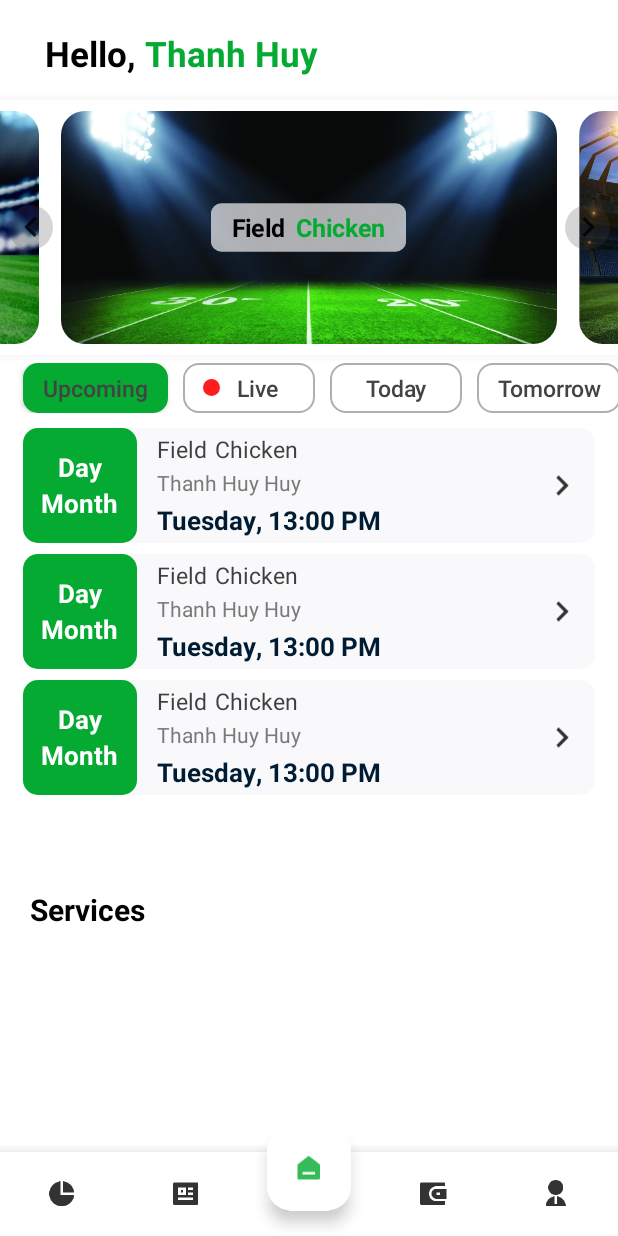
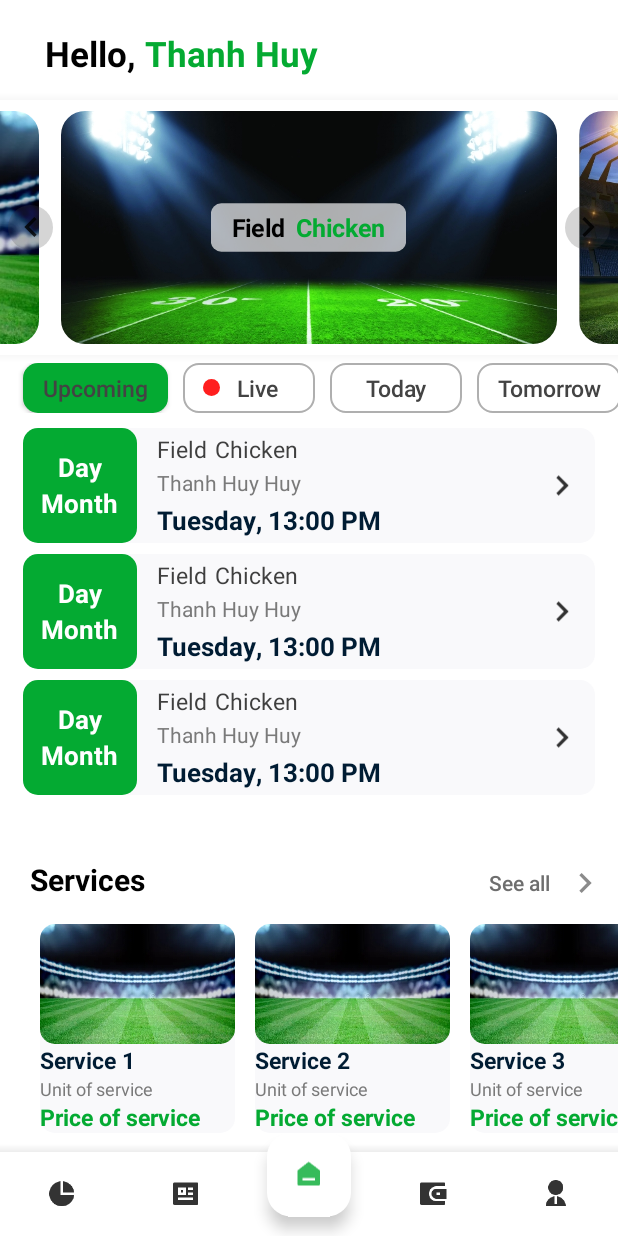
Before and after one commit to chickenHuy/MiniSoccerFieldManagement-Android, an Android app: the screen it shows after launch (MainActivity), on a phone screen of 412 x 824 dp. Run offline under Robolectric (Android 15) with nearby library versions, the phone set to English and light mode, and no system bars; libraries missing offline, so code that uses them is left out: com.yariksoffice.lingver; 3 statements that could not run were skipped.

Commit message:
Complete fragment home interface

```diff
--- a/app/src/main/java/vn/id/nguyenthanhhuy/minisoccerfieldmanagement/adapter/ListViewMatchAdapter.java
+++ b/app/src/main/java/vn/id/nguyenthanhhuy/minisoccerfieldmanagement/adapter/ListViewMatchAdapter.java
@@ -37,7 +37,7 @@ public class ListViewMatchAdapter extends BaseAdapter {
     @Override
     public View getView(int position, View convertView, ViewGroup parent) {
         if (convertView == null) {
-            convertView = LayoutInflater.from(context).inflate(R.layout.item_list_match, parent, false);
+            convertView = LayoutInflater.from(context).inflate(R.layout.item_list_match_in_fragment_home, parent, false);
         }
         return convertView;
     }
--- /dev/null
+++ b/app/src/main/java/vn/id/nguyenthanhhuy/minisoccerfieldmanagement/adapter/RecyclerViewServiceAdapter.java
@@ -0,0 +1,95 @@
+package vn.id.nguyenthanhhuy.minisoccerfieldmanagement.adapter;
+
+import android.content.Context;
+import android.graphics.Bitmap;
+import android.graphics.BitmapFactory;
+import android.graphics.Rect;
+import android.view.LayoutInflater;
+import android.view.View;
+import android.view.ViewGroup;
+import android.widget.ImageView;
+import android.widget.TextView;
+import android.widget.Toast;
+
+import androidx.recyclerview.widget.RecyclerView;
+
+import java.io.IOException;
+import java.io.InputStream;
+import java.util.List;
+
+import vn.id.nguyenthanhhuy.minisoccerfieldmanagement.R;
+
+public class RecyclerViewServiceAdapter extends RecyclerView.Adapter<RecyclerViewServiceAdapter.ViewHolder> {
+
+    private Context context;
+    private List<String> serviceList;
+    private LayoutInflater inflater;
+
+    public RecyclerViewServiceAdapter(Context context, List<String> serviceList) {
+        this.context = context;
+        this.serviceList = serviceList;
+        this.inflater = LayoutInflater.from(context);
+    }
+
+    @Override
+    public ViewHolder onCreateViewHolder(ViewGroup parent, int viewType) {
+        View view = inflater.inflate(R.layout.item_list_service_in_fragment_home, parent, false);
+        return new ViewHolder(view);
+    }
+
+    @Override
+    public void onBindViewHolder(ViewHolder holder, int position) {
+        String service = serviceList.get(position);
+        holder.textViewServiceName.setText(service);
+
+        try {
+            InputStream is = context.getAssets().open("viewPagerImages/background_field_1.png");
+            Bitmap bitmap = BitmapFactory.decodeStream(is);
+            holder.imageViewServiceImage.setImageBitmap(bitmap);
+        } catch (IOException e) {
+            e.printStackTrace();
+        }
+    }
+
+    @Override
+    public int getItemCount() {
+        return serviceList.size();
+    }
+
+    public class ViewHolder extends RecyclerView.ViewHolder {
+        TextView textViewServiceName;
+        ImageView imageViewServiceImage;
+
+        ViewHolder(View itemView) {
+            super(itemView);
+
+            textViewServiceName = itemView.findViewById(R.id.text_view_service_name);
+            imageViewServiceImage = itemView.findViewById(R.id.image_view_service_image);
+        }
+    }
+
+    public static class StartEndSpaceItemDecoration extends RecyclerView.ItemDecoration {
+        private int startSpace;
+        private int centerSpace;
+        private int endSpace;
+
+        public StartEndSpaceItemDecoration(int startSpace, int centerSpace, int endSpace) {
+            this.startSpace = startSpace;
+            this.centerSpace = centerSpace;
+            this.endSpace = endSpace;
+        }
+
+        @Override
+        public void getItemOffsets(Rect outRect, View view, RecyclerView parent, RecyclerView.State state) {
+            int position = parent.getChildAdapterPosition(view);
+            if (position == 0) {
+                outRect.left = startSpace;
+                outRect.right = centerSpace;
+            } else if (position == state.getItemCount() - 1) {
+                outRect.right = endSpace;
+            } else {
+                outRect.right = centerSpace;
+            }
+        }
+    }
+}
--- a/app/src/main/java/vn/id/nguyenthanhhuy/minisoccerfieldmanagement/adapter/ViewPagerAdapter.java
+++ b/app/src/main/java/vn/id/nguyenthanhhuy/minisoccerfieldmanagement/adapter/ViewPagerAdapter.java
@@ -8,7 +8,7 @@ import android.view.View;
 import android.view.ViewGroup;
 import android.widget.FrameLayout;
 import android.widget.ImageView;
-import android.widget.LinearLayout;
+
 import vn.id.nguyenthanhhuy.minisoccerfieldmanagement.R;
 
 import androidx.annotation.NonNull;
@@ -42,7 +42,7 @@ public class ViewPagerAdapter extends PagerAdapter {
     @NonNull
     @Override
     public Object instantiateItem(@NonNull ViewGroup container, final int position) {
-        View itemView = mLayoutInflater.inflate(R.layout.item_list_image, container, false);
+        View itemView = mLayoutInflater.inflate(R.layout.item_list_image_view_pager, container, false);
         ImageView imageView = (ImageView) itemView.findViewById(R.id.image_view);
 
         try {
--- a/app/src/main/java/vn/id/nguyenthanhhuy/minisoccerfieldmanagement/fragment/HomeFragment.java
+++ b/app/src/main/java/vn/id/nguyenthanhhuy/minisoccerfieldmanagement/fragment/HomeFragment.java
@@ -4,11 +4,10 @@ import androidx.annotation.NonNull;
 import androidx.annotation.Nullable;
 import androidx.appcompat.widget.AppCompatButton;
 import androidx.fragment.app.Fragment;
-import androidx.fragment.app.FragmentManager;
-import androidx.fragment.app.FragmentTransaction;
+import androidx.recyclerview.widget.LinearLayoutManager;
+import androidx.recyclerview.widget.RecyclerView;
 import androidx.viewpager.widget.ViewPager;
 
-import android.graphics.Color;
 import android.os.Bundle;
 import android.os.Handler;
 import android.view.LayoutInflater;
@@ -16,15 +15,14 @@ import android.view.View;
 import android.view.ViewGroup;
 import android.widget.Button;
 import android.widget.ListView;
-import android.widget.Toast;
 
 import java.io.IOException;
 import java.util.ArrayList;
 import java.util.List;
-import java.util.Random;
 
 import vn.id.nguyenthanhhuy.minisoccerfieldmanagement.R;
 import vn.id.nguyenthanhhuy.minisoccerfieldmanagement.adapter.ListViewMatchAdapter;
+import vn.id.nguyenthanhhuy.minisoccerfieldmanagement.adapter.RecyclerViewServiceAdapter;
 import vn.id.nguyenthanhhuy.minisoccerfieldmanagement.adapter.ViewPagerAdapter;
 import vn.id.nguyenthanhhuy.minisoccerfieldmanagement.databinding.FragmentHomeBinding;
 
@@ -44,6 +42,8 @@ public class HomeFragment extends Fragment {
     private ArrayList<Button> listButton;
     private ListView listViewMatch;
 
+    private RecyclerView recyclerViewListService;
+
     @Nullable
     @Override
     public View onCreateView(@NonNull LayoutInflater inflater,
@@ -61,6 +61,7 @@ public class HomeFragment extends Fragment {
         setWidgets();
         setViewPagerImages();
         setListButton();
+        setRecyclerViewListService();
     }
 
     public void setViewPagerImages() {
@@ -232,6 +233,27 @@ public class HomeFragment extends Fragment {
         listViewMatch = binding.listViewMatch;
     }
 
+    public void setRecyclerViewListService() {
+        recyclerViewListService = binding.recyclerViewListService;
+
+        LinearLayoutManager layoutManager = new LinearLayoutManager(getContext(), LinearLayoutManager.HORIZONTAL, false);
+        recyclerViewListService.setLayoutManager(layoutManager);
+        recyclerViewListService.addItemDecoration(new RecyclerViewServiceAdapter.StartEndSpaceItemDecoration(40, 20, 40));
+
+        List<String> serviceList = new ArrayList<>();
+        serviceList.add("Service 1");
+        serviceList.add("Service 2");
+        serviceList.add("Service 3");
+        serviceList.add("Service 4");
+        serviceList.add("Service 5");
+        serviceList.add("Service 6");
+        serviceList.add("Service 7");
+
+        RecyclerViewServiceAdapter adapter = new RecyclerViewServiceAdapter(getContext(), serviceList);
+
+        recyclerViewListService.setAdapter(adapter);
+    }
+
 
     @Override
     public void onDestroyView() {
--- a/app/src/main/res/layout/activity_main.xml
+++ b/app/src/main/res/layout/activity_main.xml
@@ -11,12 +11,18 @@
         android:layout_height="match_parent"
         android:orientation="vertical">
 
-        <LinearLayout
-            android:id="@+id/container_fragment"
+        <ScrollView
             android:layout_width="match_parent"
             android:layout_height="0dp"
-            android:layout_weight="1"
-            android:orientation="vertical" />
+            android:fillViewport="true"
+            android:layout_weight="1">
+
+            <LinearLayout
+                android:id="@+id/container_fragment"
+                android:layout_width="match_parent"
+                android:layout_height="wrap_content"
+                android:orientation="vertical" />
+        </ScrollView>
 
 
         <LinearLayout
@@ -31,7 +37,6 @@
                 style="@style/bottom_menu_custom"
                 android:layout_width="match_parent"
                 android:layout_height="wrap_content"
-                android:layout_alignParentBottom="true"
                 app:labelVisibilityMode="unlabeled"
                 app:menu="@menu/bottom_navigation_menu" />
         </LinearLayout>
@@ -43,17 +48,15 @@
         android:id="@+id/floating_action_button"
         android:layout_width="wrap_content"
         android:layout_height="wrap_content"
-        android:layout_alignParentBottom="true"
-        android:layout_centerHorizontal="true"
         android:layout_gravity="bottom | center"
         android:backgroundTint="@color/white"
         android:elevation="5dp"
-        app:rippleColor="@color/rippleColor"
         android:onClick="onHomeClick"
         android:src="@drawable/ic_home"
-        android:translationY="-17dp"
+        android:translationY="-13dp"
         app:layout_anchor="@+id/bottom_navigation_menu"
         app:layout_anchorGravity="top|center"
+        app:rippleColor="@color/rippleColor"
         app:tint="@color/primaryColor" />
 
 </FrameLayout>
--- a/app/src/main/res/layout/fragment_home.xml
+++ b/app/src/main/res/layout/fragment_home.xml
@@ -123,21 +123,43 @@
 
     <LinearLayout
         android:layout_width="match_parent"
-        android:layout_height="170dp"
+        android:layout_height="wrap_content"
         android:orientation="vertical">
 
-        <TextView
+        <LinearLayout
             style="@style/width_mp_height_wc"
-            android:layout_marginStart="20dp"
-            android:text="@string/service"
-            android:textColor="@color/black"
-            android:textSize="20sp"
-            android:textStyle="bold" />
+            android:orientation="horizontal">
 
-        <HorizontalScrollView
+            <TextView
+                style="@style/width_wc_height_wc"
+                android:layout_weight="1"
+                android:layout_marginStart="20dp"
+                android:text="@string/service"
+                android:textColor="@color/black"
+                android:textSize="20sp"
+                android:textStyle="bold" />
+
+            <androidx.appcompat.widget.AppCompatButton
+                android:layout_width="wrap_content"
+                android:layout_height="40dp"
+                android:textSize="14sp"
+                android:background="@android:color/transparent"
+                android:textColor="#6E6E6E"
+                android:drawableTint="#6E6E6E"
+                android:layout_marginEnd="10dp"
+                android:drawableEnd="@drawable/ic_chevron_right"
+                android:text="@string/see_all"
+                android:textAllCaps="false" />
+        </LinearLayout>
+
+
+        <androidx.recyclerview.widget.RecyclerView
+            android:id="@+id/recycler_view_list_service"
             android:layout_width="match_parent"
-            android:layout_height="0dp"
-            android:layout_weight="1" />
+            android:layout_height="wrap_content"
+            android:paddingTop="7dp"
+            android:paddingBottom="7dp"
+            android:scrollbarSize="0dp"
+            android:scrollbars="horizontal" />
     </LinearLayout>
-
 </LinearLayout>
--- /dev/null
+++ b/app/src/main/res/layout/item_list_service_in_fragment_home.xml
@@ -0,0 +1,54 @@
+<?xml version="1.0" encoding="utf-8"?>
+<LinearLayout xmlns:android="http://schemas.android.com/apk/res/android"
+    xmlns:app="http://schemas.android.com/apk/res-auto"
+    android:layout_width="130dp"
+    android:layout_height="wrap_content"
+    android:background="@drawable/background_white_radius_10dp"
+    android:backgroundTint="#F9F9FB"
+    android:orientation="vertical">
+
+    <com.google.android.material.imageview.ShapeableImageView
+        android:id="@+id/image_view_service_image"
+        android:layout_width="match_parent"
+        android:layout_height="80dp"
+        android:background="@drawable/background_green_radius_10dp"
+        android:scaleType="fitXY"
+        app:shapeAppearanceOverlay="@style/item_view_list_service_corner" />
+
+    <LinearLayout
+        android:layout_width="match_parent"
+        android:layout_height="wrap_content"
+        android:orientation="vertical">
+
+        <LinearLayout
+            android:layout_width="match_parent"
+            android:layout_height="wrap_content"
+            android:orientation="vertical">
+
+            <TextView
+                android:id="@+id/text_view_service_name"
+                style="@style/width_wc_height_wc"
+                android:lines="1"
+                android:text="Service name"
+                android:textColor="#001C33"
+                android:textSize="15sp"
+                android:textStyle="bold" />
+
+            <TextView
+                android:layout_width="wrap_content"
+                android:layout_height="wrap_content"
+                android:lines="1"
+                android:text="Unit of service"
+                android:textColor="#7A7A7A"
+                android:textSize="12sp" />
+
+            <TextView
+                style="@style/width_wc_height_wc"
+                android:lines="1"
+                android:text="Price of service"
+                android:textColor="@color/primaryColor"
+                android:textSize="15sp"
+                android:textStyle="bold" />
+        </LinearLayout>
+    </LinearLayout>
+</LinearLayout>
--- a/app/src/main/res/values/strings.xml
+++ b/app/src/main/res/values/strings.xml
@@ -33,4 +33,5 @@
     <string name="today">Today</string>
     <string name="tomorrow">Tomorrow</string>
     <string name="service">Services</string>
+    <string name="see_all">See all</string>
 </resources>
--- a/app/src/main/res/values/styles.xml
+++ b/app/src/main/res/values/styles.xml
@@ -78,6 +78,11 @@
         <item name="cornerSize">16dp</item>
     </style>
 
+    <style name="item_view_list_service_corner">
+        <item name="cornerFamily">rounded</item>
+        <item name="cornerSize">10dp</item>
+    </style>
+
     <style name="button_in_fragment_home_custom">
         <item name="android:layout_width">wrap_content</item>
         <item name="android:textColor">@color/blackGray</item>
```
Also changed, not shown: app/src/main/res/layout/item_list_image_view_pager.xml (renamed from app/src/main/res/layout/item_list_image.xml), app/src/main/res/layout/item_list_match_in_fragment_home.xml (renamed from app/src/main/res/layout/item_list_match.xml), 1 other file.
